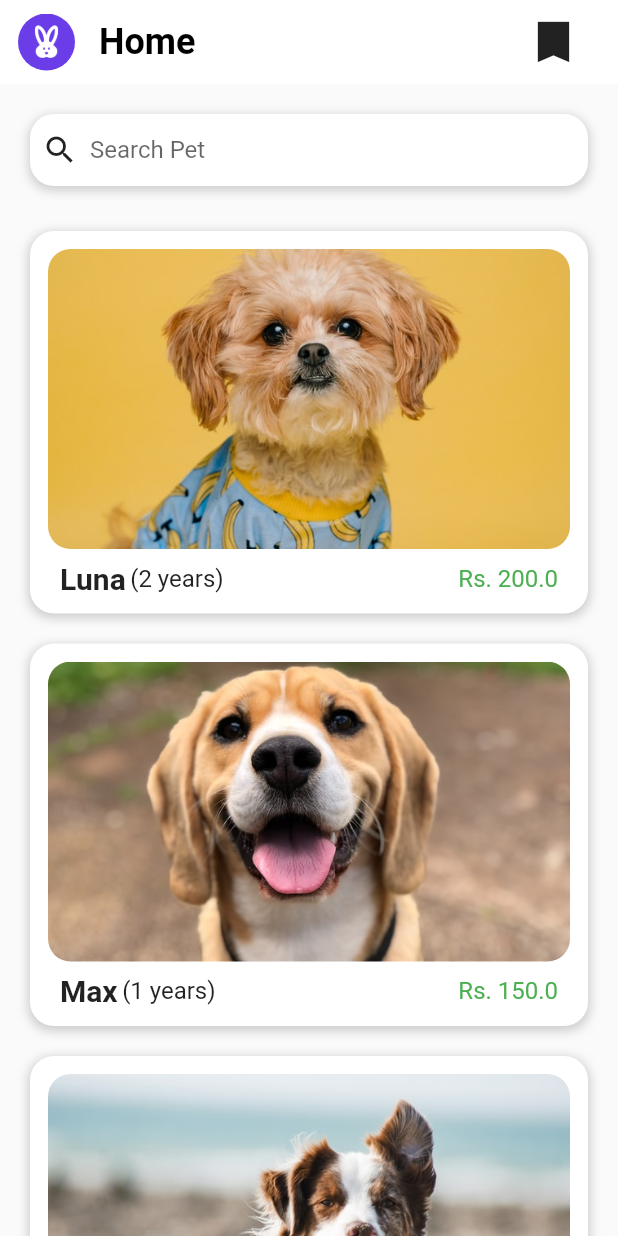
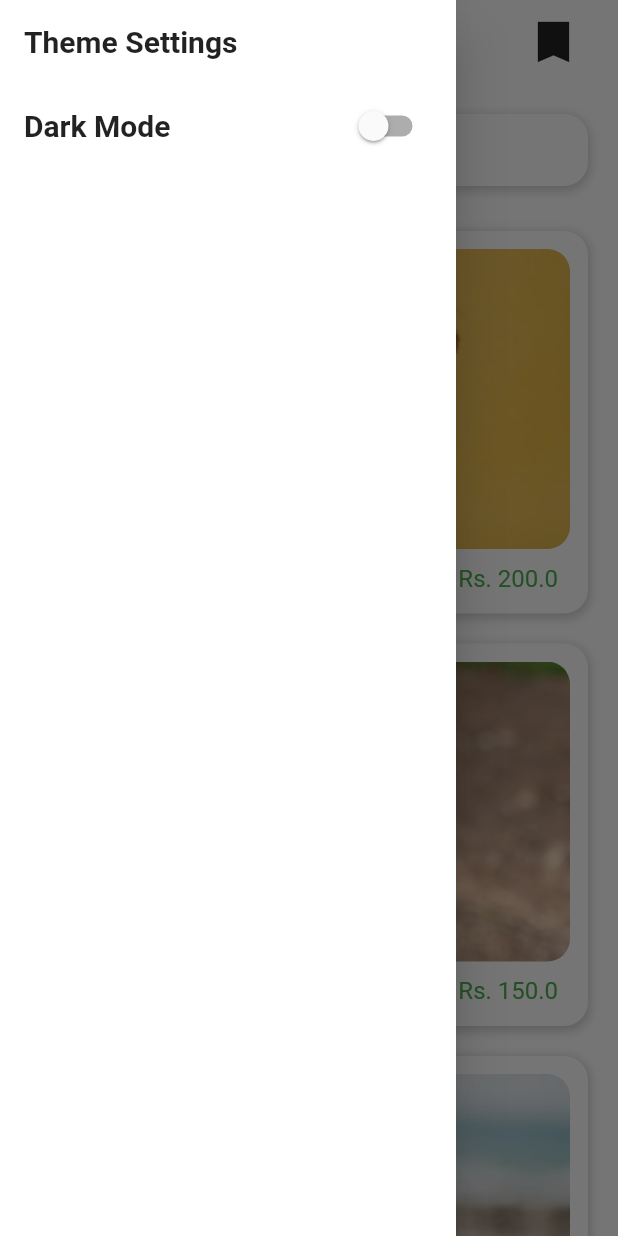
Before and after one commit to divyakumarprajapati/pet_adoption, a Flutter app: the screen it shows after launch, with the side drawer open (before the commit the screen has no drawer), on a phone screen of 412 x 824 dp. Run offline on Flutter 3.47's test engine with Material 2 defaults, Android fonts, the phone set to English and light mode, and no system bars; our stand-ins replace confetti, photo_view, shared_preferences.

Commit message:
dark theme support

```diff
--- /dev/null
+++ b/lib/app_theme.dart
@@ -0,0 +1,14 @@
+import 'package:flutter/material.dart';
+
+class AppTheme {
+  final bool darkThemeStatus;
+  AppTheme({required this.darkThemeStatus});
+  Color get backgroundColor =>
+      darkThemeStatus ? Colors.black87 : Colors.white;
+  Color get appBarColor =>
+      darkThemeStatus ? Colors.black87 : Colors.white;
+  Color get textColor =>
+      darkThemeStatus ? Colors.white : Colors.black87;
+  Color get iconColor =>
+      darkThemeStatus ? Colors.white : Colors.black87;
+}
--- a/lib/factory/route_factory.dart
+++ b/lib/factory/route_factory.dart
@@ -1,27 +1,40 @@
+import 'package:pet_adoption/app_theme.dart';
 import 'package:pet_adoption/factory/component_factory.dart';
 import 'package:pet_adoption/pages/details_page.dart';
 import 'package:pet_adoption/pages/history_page.dart';
 import 'package:pet_adoption/pages/home_page.dart';
+import 'package:pet_adoption/preferences/dark_theme_preference.dart';
 
 class RoutesFactory {
   final ComponentFactory componentFactory;
-  RoutesFactory({required this.componentFactory});
+  final DarkThemePreference darkThemePreference;
+  RoutesFactory({
+    required this.componentFactory,
+    required this.darkThemePreference,
+  });
+
+  AppTheme get _appTheme => AppTheme(
+        darkThemeStatus: darkThemePreference.darkThemeStatus,
+      );
 
   HomePage buildHomePage() {
     return HomePage(
       petListComponent: componentFactory.buildPetListComponent(),
+      darkThemePreference: darkThemePreference,
     );
   }
 
   DetailsPage buildDetailsPage(int id) {
     return DetailsPage(
       petComponent: componentFactory.buildPetComponent(id),
+      appTheme: _appTheme,
     );
   }
 
   HistoryPage buildHistoryPage() {
     return HistoryPage(
       petListComponent: componentFactory.buildPetListComponent(),
+      appTheme: _appTheme,
     );
   }
 }
--- a/lib/pages/home_page.dart
+++ b/lib/pages/home_page.dart
@@ -1,26 +1,53 @@
 import 'package:flutter/material.dart';
+import 'package:pet_adoption/app_theme.dart';
 import 'package:pet_adoption/components/pet_list_component.dart';
 import 'package:pet_adoption/pages/history_page.dart';
+import 'package:pet_adoption/preferences/dark_theme_preference.dart';
 import 'package:pet_adoption/widgets/pet_list.dart';
 import 'package:pet_adoption/widgets/pet_serach_field.dart';
 
-class HomePage extends StatelessWidget {
+class HomePage extends StatefulWidget {
   static const ROUTE_NAME = 'home_page';
   final PetListComponent petListComponent;
-  const HomePage({
+  final DarkThemePreference darkThemePreference;
+
+  HomePage({
     Key? key,
     required this.petListComponent,
+    required this.darkThemePreference,
   }) : super(key: key);
 
   @override
+  _HomePageState createState() => _HomePageState();
+}
+
+class _HomePageState extends State<HomePage> {
+  final GlobalKey<ScaffoldState> _scaffoldKey = new GlobalKey<ScaffoldState>();
+
+  @override
+  void dispose() {
+    widget.petListComponent.dispose();
+    super.dispose();
+  }
+
+  @override
   Widget build(BuildContext context) {
-    petListComponent.getPets();
+    widget.petListComponent.getPets();
+    AppTheme appTheme = AppTheme(
+      darkThemeStatus: widget.darkThemePreference.darkThemeStatus,
+    );
     return Scaffold(
+      key: _scaffoldKey,
+      backgroundColor: appTheme.backgroundColor,
       appBar: AppBar(
-        backgroundColor: Colors.white,
+        backgroundColor: appTheme.appBarColor,
         elevation: 0,
         actionsIconTheme: IconThemeData(size: 50),
-        leading: Container(
+        leading: GestureDetector(
+          onTap: () {
+            _scaffoldKey.currentState?.openDrawer();
+          },
+          child: Container(
             height: 32,
             width: 32,
             margin: EdgeInsets.only(left: 12),
@@ -31,11 +58,12 @@ class HomePage extends StatelessWidget {
               shape: BoxShape.circle,
             ),
           ),
+        ),
         leadingWidth: 50,
         title: Text(
           'Home',
           style: TextStyle(
-            color: Colors.black,
+            color: appTheme.textColor,
             fontWeight: FontWeight.w600,
             fontSize: 24,
           ),
@@ -45,20 +73,59 @@ class HomePage extends StatelessWidget {
             padding: const EdgeInsets.only(right: 10.0),
             child: IconButton(
               onPressed: () {
-                petListComponent.dispose();
+                widget.petListComponent.dispose();
                 Navigator.pushNamed(
                   context,
                   HistoryPage.ROUTE_NAME,
                 );
               },
-              icon: const Icon(
+              icon: Icon(
                 Icons.bookmark_sharp,
                 size: 36,
-                color: Colors.black87,
+                color: appTheme.iconColor,
               ),
             ),
           ),
         ],
+      ),
+      drawer: Drawer(
+        child: Container(
+          color: appTheme.backgroundColor,
+          padding: EdgeInsets.only(top: MediaQuery.of(context).padding.top),
+          child: Column(
+            children: <Widget>[
+              ListTile(
+                title: Text(
+                  'Theme Settings',
+                  style: TextStyle(
+                    fontWeight: FontWeight.bold,
+                    fontSize: 20.0,
+                    color: appTheme.textColor,
+                  ),
+                ),
+              ),
+              ListTile(
+                title: Text(
+                  'Dark Mode',
+                  style: TextStyle(
+                    fontWeight: FontWeight.bold,
+                    fontSize: 20.0,
+                    color: appTheme.textColor,
+                  ),
+                ),
+                trailing: Switch(
+                  value: widget.darkThemePreference.darkThemeStatus,
+                  activeColor: Colors.white,
+                  onChanged: (bool value) {
+                    setState(() {
+                      widget.darkThemePreference.darkThemeStatus = value;
+                    });
+                  },
+                ),
+              ),
+            ],
+          ),
+        ),
       ),
       body: SafeArea(
         child: GestureDetector(
@@ -69,10 +136,11 @@ class HomePage extends StatelessWidget {
             children: [
               Padding(
                 padding: const EdgeInsets.all(20.0),
-                child: PetSearchField(petListComponent: petListComponent),
+                child:
+                    PetSearchField(petListComponent: widget.petListComponent),
               ),
               Expanded(
-                child: PetList(petListComponent: petListComponent),
+                child: PetList(petListComponent: widget.petListComponent),
               ),
             ],
           ),
--- /dev/null
+++ b/lib/preferences/dark_theme_preference.dart
@@ -0,0 +1,20 @@
+import 'package:shared_preferences/shared_preferences.dart';
+
+class DarkThemePreference {
+  static const THEME_STATUS = "theme_status";
+  final SharedPreferences preferences;
+  DarkThemePreference({required this.preferences});
+
+  bool? _darkThemeStatus;
+  bool get darkThemeStatus {
+    if (_darkThemeStatus == null) {
+      _darkThemeStatus = preferences.getBool(THEME_STATUS) ?? false;
+    }
+    return _darkThemeStatus ?? false;
+  }
+
+  set darkThemeStatus(bool value) {
+    _darkThemeStatus = value;
+    preferences.setBool(THEME_STATUS, value);
+  }
+}
```
Also changed, not shown: lib/factory/app_factory.dart (+10 -0 lines), lib/pages/details_page.dart (+13 -3 lines), lib/pages/history_page.dart (+8 -4 lines). Lines whose indentation alone changed are shown as unchanged.
